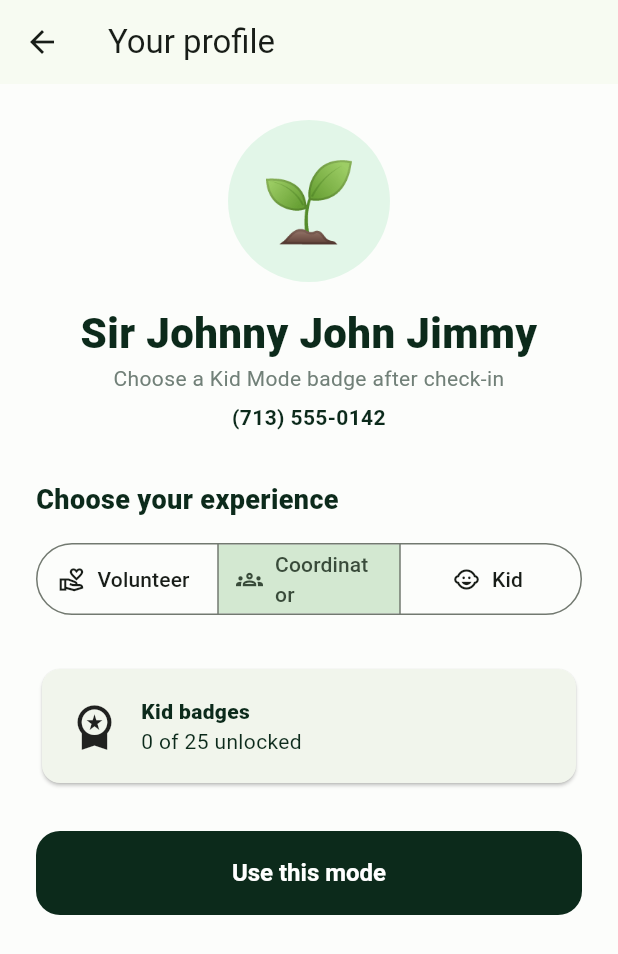
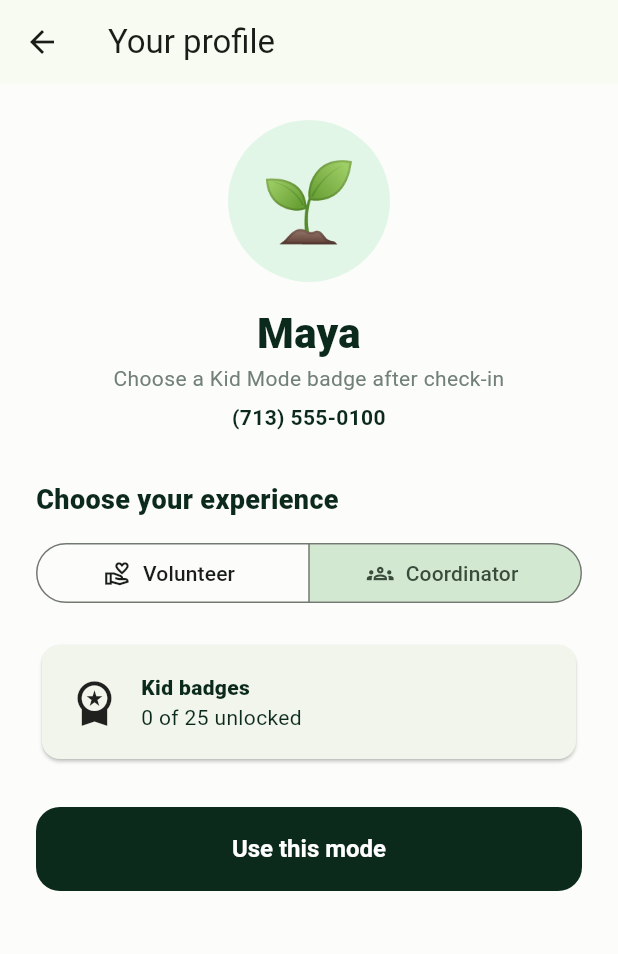
Before and after one commit to john232014lemon-lang/super-duper-sniffle, a Flutter app: the ProfileScreen screen opened directly, after a tap on "Coordinator", on a phone screen of 412 x 824 dp. Shown: the top 954 px of the screen. Run offline on Flutter 3.47's test engine with Material 3 defaults, Android fonts, the phone set to English and light mode, and no system bars; our stand-ins replace flutter_map, latlong2.

Commit message:
feat: implement Family Center for managing kid accounts and challenges

```diff
--- a/lib/data/session_store.dart
+++ b/lib/data/session_store.dart
@@ -2,49 +2,125 @@ import 'package:flutter/foundation.dart';
 
 enum BushelRole { volunteer, coordinator, kid }
 
+class FamilyChild {
+  const FamilyChild({required this.id, required this.name});
+  final String id;
+  final String name;
+}
+
+class FamilyChallenge {
+  const FamilyChallenge({
+    required this.id,
+    required this.title,
+    required this.emoji,
+  });
+  final String id;
+  final String title;
+  final String emoji;
+}
+
 class SessionStore extends ChangeNotifier {
   SessionStore._();
-
   static final SessionStore instance = SessionStore._();
 
-  String userName = 'Maya';
-  BushelRole _role = BushelRole.volunteer;
+  String _parentName = 'Maya';
+  BushelRole _parentRole = BushelRole.volunteer;
+  String? _activeChildId;
+  bool _familyAccount = false;
+  final List<FamilyChild> _children = [];
+  final List<FamilyChallenge> _challenges = [
+    const FamilyChallenge(
+      id: 'three-shifts',
+      title: 'Sign up for 3 shifts!',
+      emoji: '📅',
+    ),
+    const FamilyChallenge(
+      id: 'pack-boxes',
+      title: 'Pack 10 food boxes!',
+      emoji: '📦',
+    ),
+    const FamilyChallenge(
+      id: 'help-together',
+      title: 'Volunteer together as a family!',
+      emoji: '🤝',
+    ),
+  ];
   final Set<String> _unlockedKidBadges = {};
   String? _featuredKidBadge;
 
-  BushelRole get role => _role;
+  String get userName => activeChild?.name ?? _parentName;
+  BushelRole get role => activeChild == null ? _parentRole : BushelRole.kid;
+  BushelRole get parentRole => _parentRole;
+  bool get familyAccount => _familyAccount;
+  bool get isKidAccount => activeChild != null;
+  List<FamilyChild> get children => List.unmodifiable(_children);
+  List<FamilyChallenge> get challenges => List.unmodifiable(_challenges);
+  FamilyChild? get activeChild {
+    if (_activeChildId == null) return null;
+    for (final child in _children) {
+      if (child.id == _activeChildId) return child;
+    }
+    return null;
+  }
+
   Set<String> get unlockedKidBadges => Set.unmodifiable(_unlockedKidBadges);
   String? get featuredKidBadge => _featuredKidBadge;
+  String get phoneNumber =>
+      isKidAccount ? 'Managed by parent' : '(713) 555-0100';
+  String get accountId => activeChild?.id ?? 'parent';
 
-  String get roleProfileName => switch (_role) {
-    BushelRole.coordinator => 'Sir Johnny John Jimmy',
-    BushelRole.kid => 'Lil Jimbo',
-    BushelRole.volunteer => 'Jimmerson Jimmies',
-  };
-  String get phoneNumber => switch (_role) {
-    BushelRole.coordinator => '(713) 555-0142',
-    BushelRole.kid => '(832) 555-0188',
-    BushelRole.volunteer => '(281) 555-0164',
-  };
-  String get accountId => switch (_role) {
-    BushelRole.coordinator => 'johnny',
-    BushelRole.kid => 'jimbo',
-    BushelRole.volunteer => 'jimmerson',
-  };
-
-  void setRole(BushelRole role) {
-    final changed = _role != role || userName != _nameFor(role);
-    _role = role;
-    userName = _nameFor(role);
-    if (!changed) return;
+  void configureParent({
+    required String name,
+    required BushelRole role,
+    required bool family,
+  }) {
+    _parentName = name;
+    _parentRole = role == BushelRole.kid ? BushelRole.volunteer : role;
+    _familyAccount = family;
+    _activeChildId = null;
     notifyListeners();
   }
 
-  String _nameFor(BushelRole role) => switch (role) {
-    BushelRole.coordinator => 'Sir Johnny John Jimmy',
-    BushelRole.kid => 'Lil Jimbo',
-    BushelRole.volunteer => 'Jimmerson Jimmies',
-  };
+  void setRole(BushelRole role) {
+    if (role == BushelRole.kid) return;
+    _parentRole = role;
+    _activeChildId = null;
+    notifyListeners();
+  }
+
+  void addChild(String name) {
+    final trimmed = name.trim();
+    if (trimmed.isEmpty) return;
+    _familyAccount = true;
+    _children.add(
+      FamilyChild(id: 'child-${_children.length + 1}', name: trimmed),
+    );
+    notifyListeners();
+  }
+
+  void switchToChild(String id) {
+    if (!_children.any((child) => child.id == id)) return;
+    _activeChildId = id;
+    notifyListeners();
+  }
+
+  void switchToParent() {
+    _activeChildId = null;
+    notifyListeners();
+  }
+
+  void addChallenge(String title) {
+    final trimmed = title.trim();
+    if (trimmed.isEmpty) return;
+    _challenges.add(
+      FamilyChallenge(
+        id: 'custom-${_challenges.length + 1}',
+        title: trimmed,
+        emoji: '⭐',
+      ),
+    );
+    notifyListeners();
+  }
 
   void unlockKidBadge(String id) {
     _unlockedKidBadges.add(id);
--- a/lib/main.dart
+++ b/lib/main.dart
@@ -1,7 +1,6 @@
 import 'package:flutter/material.dart';
 
-import 'data/session_store.dart';
-import 'screens/home_screen.dart';
+import 'screens/onboarding_screen.dart';
 
 void main() {
   runApp(const BushelApp());
@@ -62,7 +61,7 @@ class BushelApp extends StatelessWidget {
           ),
         ),
       ),
-      home: HomeScreen(name: SessionStore.instance.userName),
+      home: const OnboardingScreen(),
     );
   }
 }
--- a/lib/screens/profile_screen.dart
+++ b/lib/screens/profile_screen.dart
@@ -3,6 +3,7 @@ import 'package:flutter/material.dart';
 import '../data/session_store.dart';
 import '../models/kid_badge.dart';
 import 'home_screen.dart';
+import 'family_center_screen.dart';
 
 class ProfileScreen extends StatefulWidget {
   const ProfileScreen({super.key});
@@ -76,6 +77,7 @@ class _ProfileScreenState extends State<ProfileScreen> {
                 style: TextStyle(fontSize: 18, fontWeight: FontWeight.w900),
               ),
               const SizedBox(height: 12),
+              if (!_session.isKidAccount)
                 SegmentedButton<BushelRole>(
                   segments: const [
                     ButtonSegment(
@@ -88,19 +90,26 @@ class _ProfileScreenState extends State<ProfileScreen> {
                       icon: Icon(Icons.groups_outlined),
                       label: Text('Coordinator'),
                     ),
-                  ButtonSegment(
-                    value: BushelRole.kid,
-                    icon: Icon(Icons.child_care),
-                    label: Text('Kid'),
-                  ),
                   ],
-                selected: {_session.role},
+                  selected: {_session.parentRole},
                   showSelectedIcon: false,
                   onSelectionChanged: (roles) => setState(() {
                     _session.setRole(roles.first);
                   }),
                 ),
-              const SizedBox(height: 28),
+              const SizedBox(height: 20),
+              if (_session.familyAccount) ...[
+                OutlinedButton.icon(
+                  onPressed: () => Navigator.of(context).push(
+                    MaterialPageRoute<void>(
+                      builder: (_) => const FamilyCenterScreen(),
+                    ),
+                  ),
+                  icon: const Icon(Icons.family_restroom),
+                  label: const Text('Open Family Center'),
+                ),
+                const SizedBox(height: 20),
+              ],
               Card(
                 child: Padding(
                   padding: const EdgeInsets.all(18),
```
Also changed, not shown: lib/data/coordinator_store.dart (+40 -7 lines), lib/data/shift_store.dart (+4 -4 lines), lib/screens/family_center_screen.dart (added, +243 -0 lines), lib/screens/onboarding_screen.dart (+15 -7 lines), lib/widgets/bushel_navigation_bar.dart (+39 -14 lines), 3 other files. Lines whose indentation alone changed are shown as unchanged.
